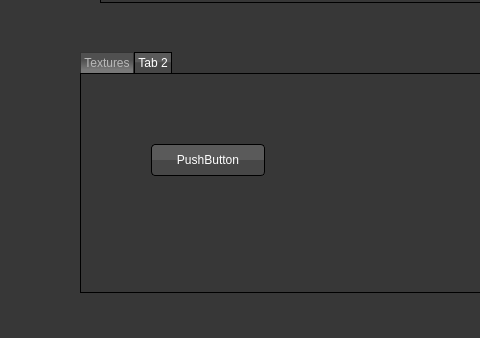
This is QtProject/editor/mainwindow.ui in madvil/Editor as Qt 5 draws it before an edit; both pictures show x 0 to 480 and y 360 to 698 of the 938 by 698 pixel window. The edited form follows.
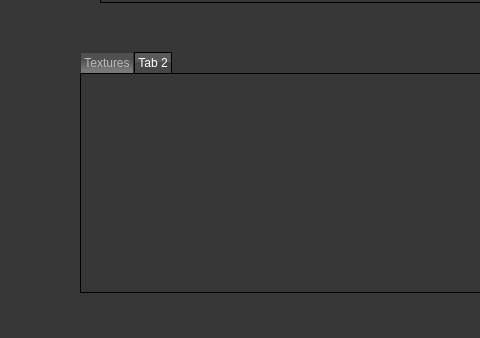
This is the edited form. The open tabs and pages were chosen to show the change. Icons and pictures are not drawn.

What changed in the file:
```diff
--- a/QtProject/editor/mainwindow.ui
+++ b/QtProject/editor/mainwindow.ui
@@ -130,7 +130,7 @@
 /* TreeWidget */
 
 QTreeView {
- alternate-background-color: rgb(65, 65, 65);
+ alternate-background-color: rgb(75, 75, 75);
  border: 0px solid #000000;
 }
 
@@ -141,11 +141,12 @@
  }
 
 QTreeView::item:selected:active{
-     background: rgb(65, 65, 65);
+     background: rgb(75, 75, 75);
  }
 
  QTreeView::item:selected:!active {
-     background: rgb(65, 65, 65);
+     background: rgb(75, 75, 75);
+	color:  rgb(255, 255, 255);
  }
 QTreeView::branch {
          background:transparent;
@@ -381,19 +382,6 @@
         <attribute name="title">
          <string>Tab 2</string>
         </attribute>
-        <widget class="QPushButton" name="pB">
-         <property name="geometry">
-          <rect>
-           <x>70</x>
-           <y>70</y>
-           <width>114</width>
-           <height>32</height>
-          </rect>
-         </property>
-         <property name="text">
-          <string>PushButton</string>
-         </property>
-        </widget>
        </widget>
       </widget>
      </item>
```
Left out of the diff: 6 changed lines with no effect on the pictures.
